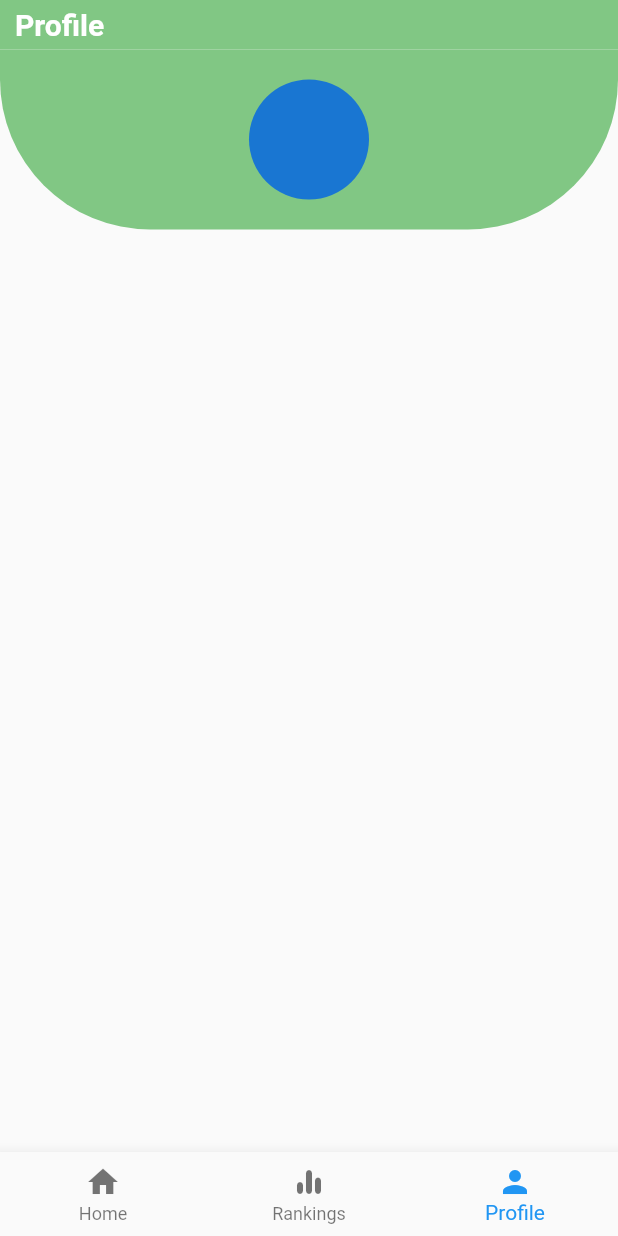
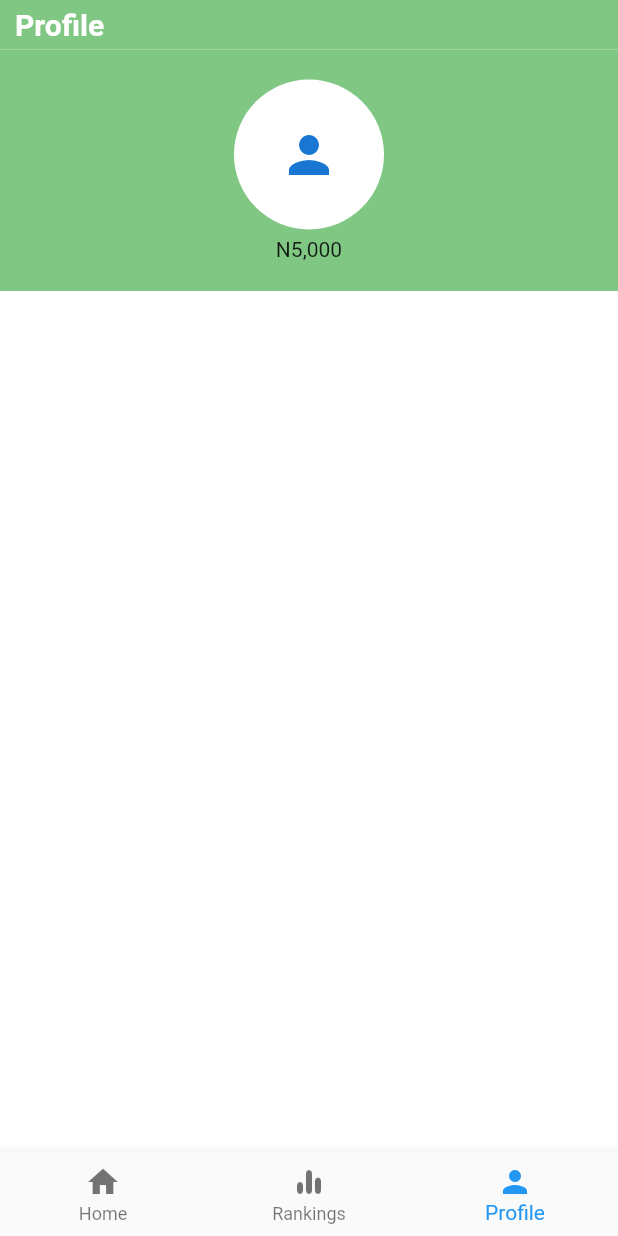
Before and after one commit to codemicah/plastiex, a Flutter app: the screen it shows after launch, item 3 of the bottom bar chosen, on a phone screen of 412 x 824 dp. Run offline on Flutter 3.47's test engine with Material 2 defaults, Android fonts, the phone set to English and light mode, and no system bars.

Commit message:
Added updated profile screen

```diff
--- a/lib/main.dart
+++ b/lib/main.dart
@@ -1,5 +1,6 @@
 import 'package:flutter/material.dart';
 import 'package:plastiex/screens/wrapper.dart';
+import 'package:plastiex/ui/theme.dart';
 
 void main() {
   runApp(PlastiexApp());
@@ -8,6 +9,10 @@ void main() {
 class PlastiexApp extends StatelessWidget {
   @override
   Widget build(BuildContext context) {
-    return MaterialApp(debugShowCheckedModeBanner: false, home: Wrapper());
+    return MaterialApp(
+      debugShowCheckedModeBanner: false,
+      theme: primaryTheme,
+      home: Wrapper(),
+    );
   }
 }
--- a/lib/screens/home/profile.dart
+++ b/lib/screens/home/profile.dart
@@ -17,12 +17,22 @@ class Profile extends StatelessWidget {
             padding: EdgeInsets.symmetric(horizontal: 10.0, vertical: 20.0),
             decoration: BoxDecoration(
               color: shallowGreen,
-              borderRadius: BorderRadius.only(
-                  bottomLeft: Radius.circular(100),
-                  bottomRight: Radius.circular(100)),
+              shape: BoxShape.rectangle,
             ),
-            child: CircleAvatar(
-              radius: 40,
+            child: Column(
+              crossAxisAlignment: CrossAxisAlignment.center,
+              children: [
+                CircleAvatar(
+                  backgroundColor: white,
+                  radius: 50,
+                  child: Icon(
+                    Icons.person,
+                    size: 40,
+                  ),
+                ),
+                SizedBox(height: 5.0),
+                Text("N5,000")
+              ],
             ),
           )
         ],
--- a/lib/ui/theme.dart
+++ b/lib/ui/theme.dart
@@ -0,0 +1,8 @@
+import 'package:flutter/material.dart';
+
+import 'package:flutter/material.dart';
+import 'package:plastiex/ui/colors.dart';
+
+ThemeData primaryTheme = ThemeData(
+  scaffoldBackgroundColor: white,
+);
```
